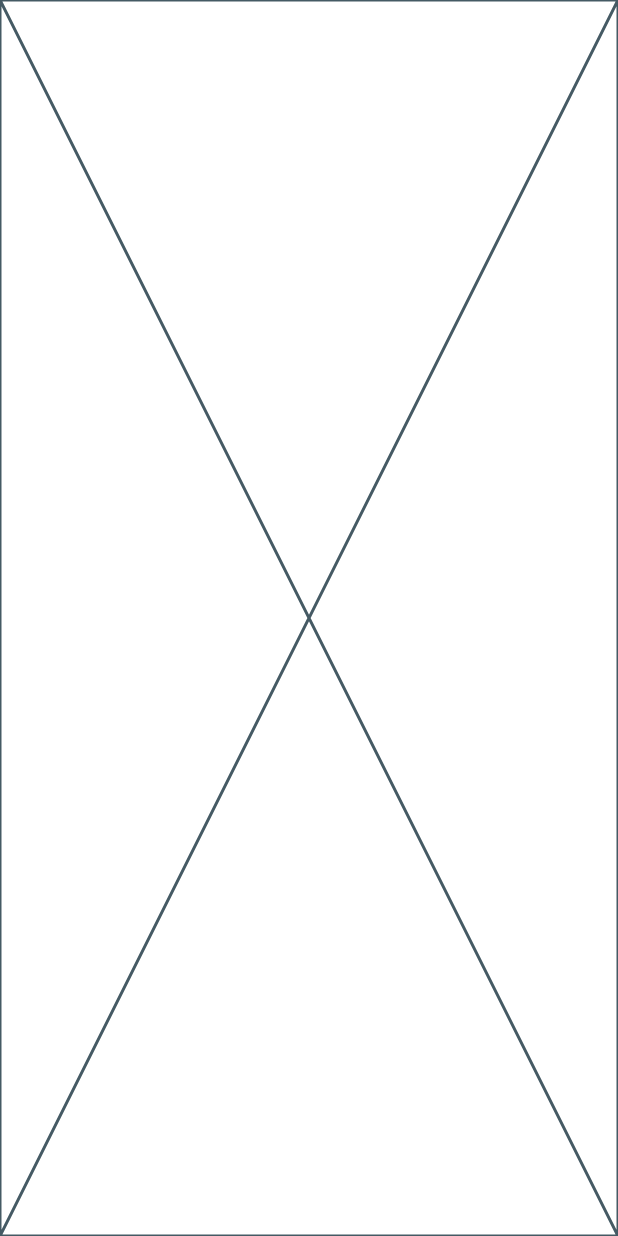
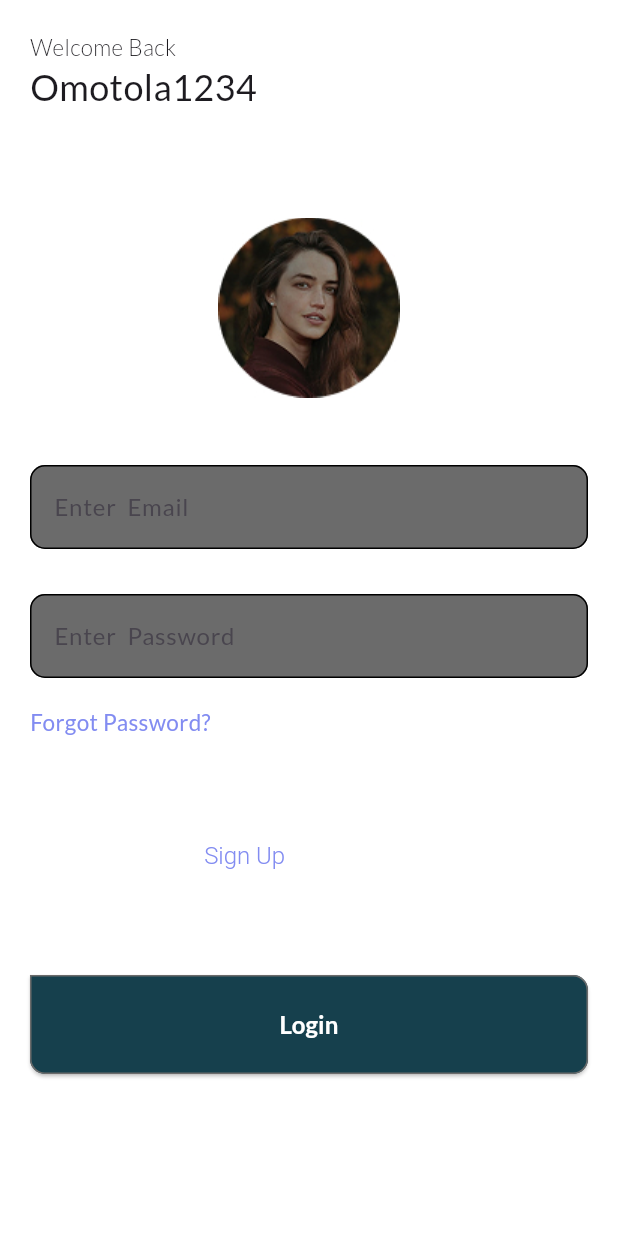
Before and after one commit to kausaratg/airtime-project, a Flutter app: the screen it shows after launch, on a phone screen of 412 x 824 dp. Run offline on Flutter 3.47's test engine with Material 3 defaults, Android fonts, the phone set to English and light mode, and no system bars; our stand-ins replace google_fonts; statements that could not run were skipped.

Commit message:
created button widget

```diff
--- a/lib/constants/airtimecolor.dart
+++ b/lib/constants/airtimecolor.dart
@@ -4,3 +4,6 @@ const Color aBlue = Color.fromRGBO(22, 64, 77, 1);
 const Color aWhite = Color.fromRGBO(255, 255, 255, 1);
 const Color aGrey = Color(0xFF6B6B6B);
 const Color oYellow = Color.fromRGBO(221, 168, 83, 1);
+const Color lightgrey = Color(0xffA8AAAB);
+const Color apurple = Color(0xff828CF1);
+const Color boxColor = Color(0xffF7F7F7);
--- a/lib/constants/airtimeimages.dart
+++ b/lib/constants/airtimeimages.dart
@@ -0,0 +1,3 @@
+// images
+const logo = "assets/images/airtimeNG.png";
+const profileimage = "assets/images/profilefoto.jpg";
--- a/lib/constants/airtimetexts.dart
+++ b/lib/constants/airtimetexts.dart
@@ -0,0 +1,9 @@
+const welcome = "Welcome Back ";
+const username = "Omotola1234";
+const emailplaceholder = "Enter  Email";
+const passwordplaceholder = "Enter  Password";
+const show = "Show";
+const forgottext = "Forgot Password?";
+const usertext = "Not yet a user ? ";
+const signup = " Sign Up";
+const login = "Login";
--- a/lib/main.dart
+++ b/lib/main.dart
@@ -21,7 +21,7 @@ class MyApp extends StatelessWidget {
         colorScheme: ColorScheme.fromSeed(seedColor: Colors.deepPurple),
         useMaterial3: true,
       ),
-      home: const Placeholder(),
+      home: OnboardingScreen(),
     );
     // },
     // );
--- /dev/null
+++ b/lib/screens/login_screen.dart
@@ -0,0 +1,205 @@
+import 'package:airtimeproject/constants/airtimecolor.dart';
+import 'package:airtimeproject/constants/airtimeimages.dart';
+import 'package:airtimeproject/constants/airtimetexts.dart';
+import 'package:airtimeproject/widget/form_fields.dart';
+import 'package:airtimeproject/utils/exports.dart';
+import 'package:airtimeproject/widget/form_fields.dart' as Class;
+import 'package:flutter/material.dart';
+
+class LoginScreen extends StatefulWidget {
+  const LoginScreen({super.key});
+
+  @override
+  State<LoginScreen> createState() => _LoginScreenState();
+}
+
+class _LoginScreenState extends State<LoginScreen> {
+  bool isButtonEnable = false;
+  TextEditingController emailController = TextEditingController();
+  TextEditingController passwordController = TextEditingController();
+
+  @override
+  void initState() {
+    super.initState();
+    emailController.addListener(updateButtonState);
+    passwordController.addListener(updateButtonState);
+  }
+
+  void updateButtonState() {
+    setState(() {
+      isButtonEnable =
+          emailController.text.isNotEmpty && passwordController.text.isNotEmpty;
+    });
+  }
+
+  bool isobscure = true;
+  @override
+  Widget build(BuildContext context) {
+    return Scaffold(
+      backgroundColor: aWhite,
+      body: SingleChildScrollView(
+        child: Padding(
+          padding: EdgeInsets.all(20),
+          child: Column(
+            crossAxisAlignment: CrossAxisAlignment.start,
+            children: [
+              Text(
+                welcome,
+                style: TextStyle(fontSize: 15, fontWeight: FontWeight.w300),
+              ),
+              Text(
+                username,
+                style: TextStyle(fontSize: 24, fontWeight: FontWeight.w500),
+              ),
+              SizedBox(height: 70),
+              Center(child: Image.asset(profileimage)),
+              SizedBox(height: 37),
+
+              // Email Textform
+              sharedFormFields.buildFormField(
+                validator: (value) {},
+                controller: emailController,
+                label: emailplaceholder,
+              ),
+
+              SizedBox(height: 14),
+              // Password form
+              sharedFormFields.buildFormField(
+                controller: passwordController,
+                label: passwordplaceholder,
+                validator: (value) {
+                  if (value == null || value.length < 6) {
+                    return "Password must be at least 6 characters";
+                  }
+                  return null;
+                },
+                obscureText: true,
+              ),
+              // SizedBox(
+              //   width: double.infinity,
+              //   child: TextFormField(
+              //     controller: passwordController,
+              //     obscureText: isobscure,
+              //     obscuringCharacter: "*",
+              //     decoration: InputDecoration(
+              //       contentPadding: EdgeInsets.symmetric(
+              //         vertical: 24.5,
+              //         horizontal: 15,
+              //       ),
+
+              //       hintText: passwordplaceholder,
+              //       hintStyle: TextStyle(
+              //         fontSize: 13,
+              //         fontWeight: FontWeight.w500,
+              //         color: lightgrey,
+              //       ),
+
+              //       filled: true,
+
+              //       fillColor: boxColor,
+
+              //       enabledBorder: OutlineInputBorder(
+              //         borderSide: BorderSide(color: boxColor, width: 1),
+              //         borderRadius: BorderRadius.circular(10),
+              //       ),
+              //       focusedBorder: OutlineInputBorder(
+              //         borderSide: BorderSide.none,
+              //         borderRadius: BorderRadius.circular(10),
+              //       ),
+              //       suffixIcon: GestureDetector(
+              //         child: Container(
+              //           margin: EdgeInsets.only(right: 15),
+              //           width: 65,
+              //           height: 34,
+              //           decoration: BoxDecoration(
+              //             color: aWhite,
+              //             borderRadius: BorderRadius.circular(40),
+              //           ),
+              //           child: Center(
+              //             child: Text(
+              //               isobscure ? "Show" : "Hide",
+              //               style: TextStyle(
+              //                 fontSize: 14,
+              //                 fontWeight: FontWeight.w500,
+              //                 color: Colors.black,
+              //               ),
+              //             ),
+              //           ),
+              //         ),
+
+              //         onTap: () {
+              //           setState(() {
+              //             isobscure = !isobscure;
+              //           });
+              //         },
+              //       ),
+              //     ),
+              //   ),
+              // ),
+              SizedBox(height: 10),
+              Text(
+                forgottext,
+                style: TextStyle(
+                  fontSize: 15,
+                  fontWeight: FontWeight.w500,
+                  color: apurple,
+                ),
+              ),
+              SizedBox(height: 70),
+              RichText(
+                text: TextSpan(
+                  children: [
+                    TextSpan(
+                      text: usertext,
+                      style: TextStyle(
+                        fontSize: 16,
+                        fontWeight: FontWeight.w300,
+                      ),
+                    ),
+                    TextSpan(
+                      text: signup,
+                      style: TextStyle(
+                        fontSize: 16,
+                        fontWeight: FontWeight.w300,
+                        color: apurple,
+                      ),
+                    ),
+                  ],
+                ),
+              ),
+              SizedBox(height: 70),
+              SharedButton.buildButton(label: login, onPressed: () {}),
+
+              // SizedBox(
+              //   width: double.infinity,
+              //   height: 66,
+              //   child: ElevatedButton(
+              //     onPressed: () {},
+              //     style: ElevatedButton.styleFrom(
+              //       backgroundColor: isButtonEnable ? aBlue : aGrey,
+              //       shape: RoundedRectangleBorder(
+              //         side: BorderSide(width: 1, color: aGrey),
+              //         borderRadius: BorderRadius.only(
+              //           topRight: Radius.circular(10),
+              //           bottomLeft: Radius.circular(10),
+              //           bottomRight: Radius.circular(10),
+              //         ),
+              //       ),
+              //     ),
+              //     child: Text(
+              //       login,
+              //       style: TextStyle(
+              //         fontSize: 16,
+              //         fontWeight: FontWeight.w600,
+              //         color: aWhite,
+              //       ),
+              //     ),
+              //   ),
+              // ),
+            ],
+          ),
+        ),
+      ),
+    );
+  }
+}
--- a/lib/screens/onboarding_screen.dart
+++ b/lib/screens/onboarding_screen.dart
@@ -1,10 +1,38 @@
+import 'package:airtimeproject/constants/airtimeimages.dart';
+import 'package:airtimeproject/screens/login_screen.dart';
+import 'package:airtimeproject/utils/exports.dart';
 import 'package:flutter/material.dart';
 
-class OnboardingScreen extends StatelessWidget {
+class OnboardingScreen extends StatefulWidget {
   const OnboardingScreen({super.key});
 
   @override
+  State<OnboardingScreen> createState() => _OnboardingScreenState();
+}
+
+class _OnboardingScreenState extends State<OnboardingScreen> {
+  @override
+  void initState() {
+    super.initState();
+    init();
+  }
+
+  void init() async {
+    await Future.delayed(Duration(seconds: 3));
+    Navigator.push(
+      context,
+      MaterialPageRoute(builder: (context) => LoginScreen()),
+    );
+  }
+
+  @override
   Widget build(BuildContext context) {
-    return const Placeholder();
+    return Scaffold(
+      body: Container(
+        width: double.infinity,
+        color: aBlue,
+        child: Center(child: Image.asset(logo)),
+      ),
+    );
   }
 }
--- a/lib/widget/app_button.dart
+++ b/lib/widget/app_button.dart
@@ -0,0 +1,40 @@
+import 'package:airtimeproject/utils/exports.dart';
+
+class SharedButton {
+  static Widget buildButton({
+    required VoidCallback onPressed,
+    required String label,
+    bool isButtonEnabled = true,
+    double height = 66,
+    double width = double.infinity,
+    Color? backgroundColor,
+    Color textColor = Colors.white,
+  }) {
+    return SizedBox(
+      width: width,
+      height: height,
+      child: ElevatedButton(
+        onPressed: isButtonEnabled ? onPressed : null,
+        style: ElevatedButton.styleFrom(
+          backgroundColor: isButtonEnabled ? (backgroundColor ?? aBlue) : aGrey,
+          shape: RoundedRectangleBorder(
+            side: BorderSide(width: 1, color: aGrey),
+            borderRadius: const BorderRadius.only(
+              topRight: Radius.circular(10),
+              bottomLeft: Radius.circular(10),
+              bottomRight: Radius.circular(10),
+            ),
+          ),
+        ),
+        child: Text(
+          label,
+          style: TextStyle(
+            fontSize: 16,
+            fontWeight: FontWeight.w600,
+            color: textColor,
+          ),
+        ),
+      ),
+    );
+  }
+}
```
